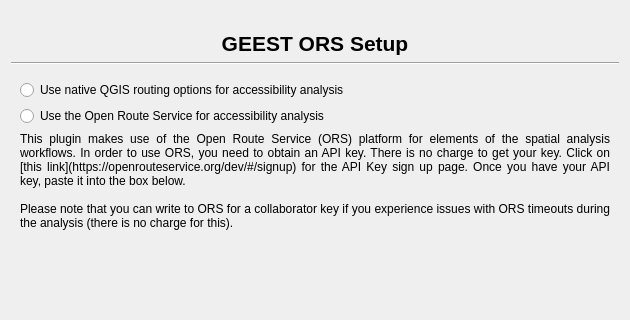
Above: geest/ui/ors_panel_base.ui from worldbank/GEEST before the change; both pictures show x 0 to 630 and y 0 to 320 of the 630 by 848 pixel window. Below: the same form after it.
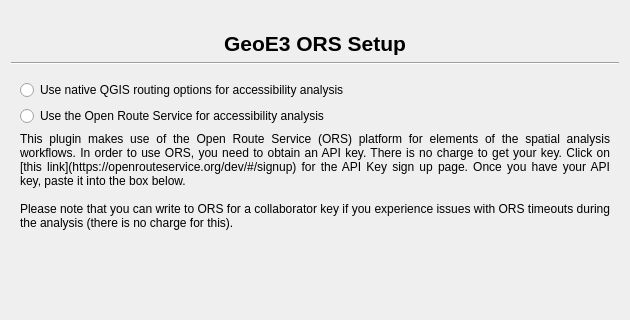
That is the form after the change. Icons and pictures are not drawn.

Diff of the .ui file:
```diff
--- a/geest/ui/ors_panel_base.ui
+++ b/geest/ui/ors_panel_base.ui
@@ -95,7 +95,7 @@
    <item row="1" column="0">
     <widget class="QLabel" name="label_2">
      <property name="text">
-      <string>&lt;html&gt;&lt;head/&gt;&lt;body&gt;&lt;p align=&quot;center&quot;&gt;&lt;span style=&quot; font-size:16pt; font-weight:600;&quot;&gt;GEEST ORS Setup&lt;/span&gt;&lt;/p&gt;&lt;/body&gt;&lt;/html&gt;</string>
+      <string>&lt;html&gt;&lt;head/&gt;&lt;body&gt;&lt;p align=&quot;center&quot;&gt;&lt;span style=&quot; font-size:16pt; font-weight:600;&quot;&gt;GeoE3 ORS Setup&lt;/span&gt;&lt;/p&gt;&lt;/body&gt;&lt;/html&gt;</string>
      </property>
      <property name="textFormat">
       <enum>Qt::RichText</enum>
```
